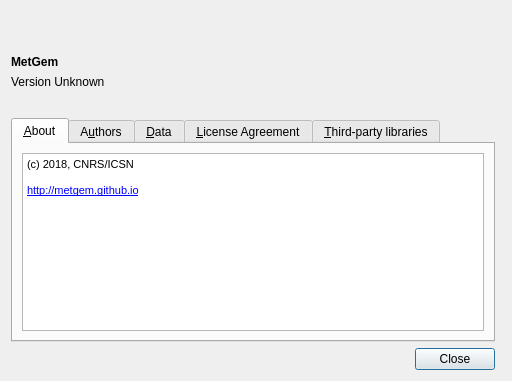
The window that lib/ui/about_dialog.ui (metgem/metgem) describes before a commit, drawn with Qt 5.
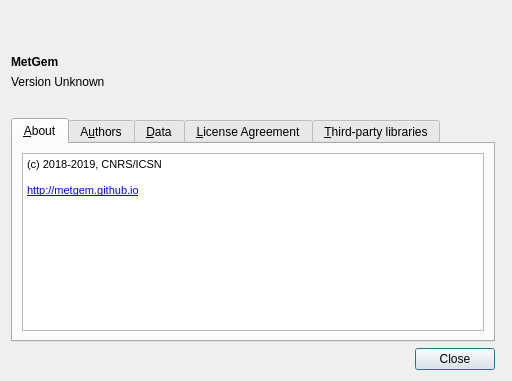
The same window after the commit. The open tabs and pages were chosen to show the change. Icons and pictures are not drawn.

Diff of the .ui file:
```diff
--- a/lib/ui/about_dialog.ui
+++ b/lib/ui/about_dialog.ui
@@ -96,7 +96,7 @@
 &lt;html&gt;&lt;head&gt;&lt;meta name=&quot;qrichtext&quot; content=&quot;1&quot; /&gt;&lt;style type=&quot;text/css&quot;&gt;
 p, li { white-space: pre-wrap; }
 &lt;/style&gt;&lt;/head&gt;&lt;body style=&quot; font-family:'MS Shell Dlg 2'; font-size:8.25pt; font-weight:400; font-style:normal;&quot;&gt;
-&lt;p style=&quot; margin-top:0px; margin-bottom:0px; margin-left:0px; margin-right:0px; -qt-block-indent:0; text-indent:0px;&quot;&gt;(c) 2018, CNRS/ICSN&lt;/p&gt;
+&lt;p style=&quot; margin-top:0px; margin-bottom:0px; margin-left:0px; margin-right:0px; -qt-block-indent:0; text-indent:0px;&quot;&gt;(c) 2018-2019, CNRS/ICSN&lt;/p&gt;
 &lt;p style=&quot;-qt-paragraph-type:empty; margin-top:0px; margin-bottom:0px; margin-left:0px; margin-right:0px; -qt-block-indent:0; text-indent:0px;&quot;&gt;&lt;br /&gt;&lt;/p&gt;
 &lt;p style=&quot; margin-top:0px; margin-bottom:0px; margin-left:0px; margin-right:0px; -qt-block-indent:0; text-indent:0px;&quot;&gt;&lt;a href=&quot;http://metgem.github.io&quot;&gt;&lt;span style=&quot; font-size:8pt; text-decoration: underline; color:#0000ff;&quot;&gt;http://metgem.github.io&lt;/span&gt;&lt;/a&gt;&lt;/p&gt;&lt;/body&gt;&lt;/html&gt;</string>
          </property>
```
Left out of the diff: 2 changed lines with no effect on the pictures.
